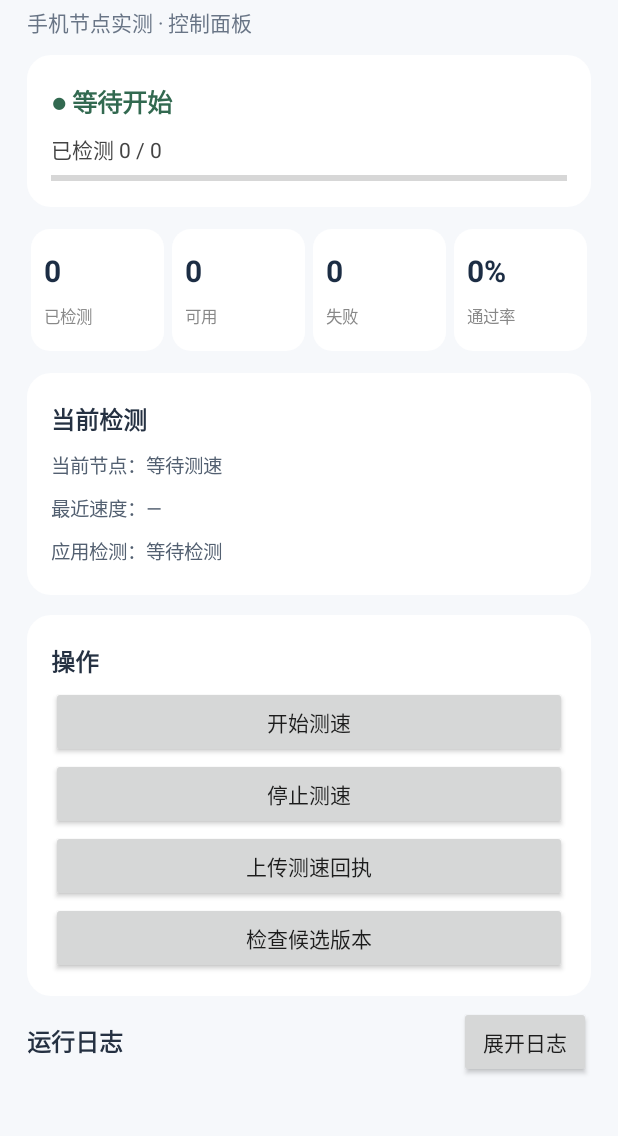
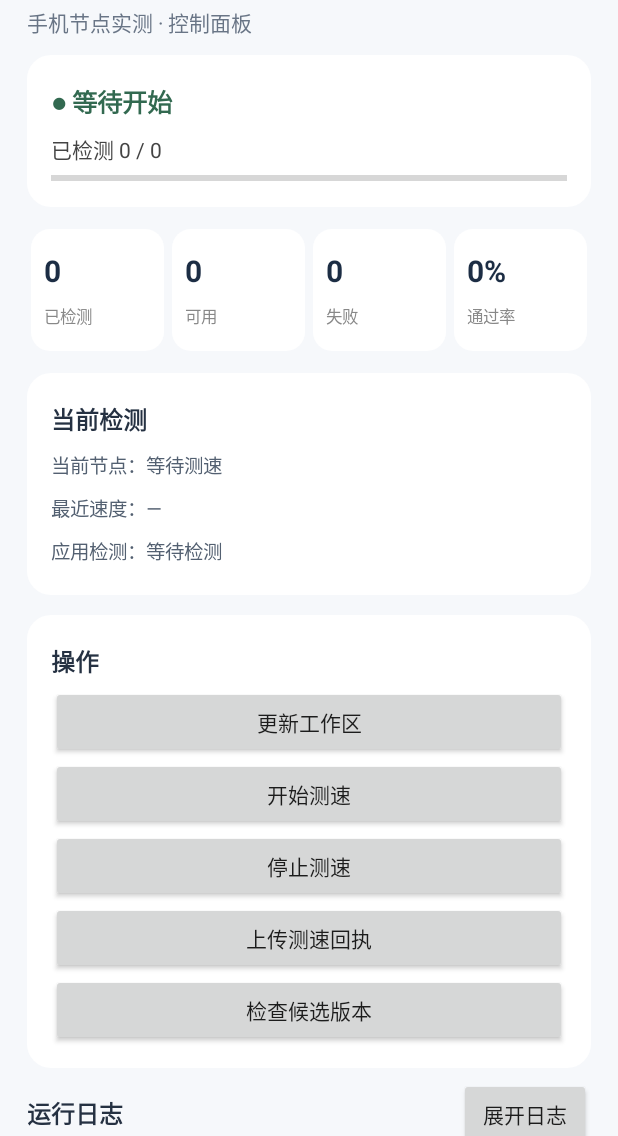
Before and after one commit to ccvvv/AutoSubHub, an Android app: the screen it shows after launch (MainActivity), on a phone screen of 412 x 824 dp, the part 100-1236 px from its top. Run offline under Robolectric (Android 15) with nearby library versions, the phone set to English and light mode, and no system bars.

Commit message:
Add workspace update button to dashboard

```diff
--- a/android-app/app/src/main/java/com/ccvvv/autosubhub/MainActivity.kt
+++ b/android-app/app/src/main/java/com/ccvvv/autosubhub/MainActivity.kt
@@ -91,6 +91,7 @@ class MainActivity : Activity(), SharedPreferences.OnSharedPreferenceChangeListe
 
         val actions = card()
         actions.addView(label("操作",16,true,Color.rgb(37,49,66)))
+        action(actions,"更新工作区","update")
         action(actions,"开始测速","probe")
         action(actions,"停止测速","stop")
         action(actions,"上传测速回执","upload")
```
